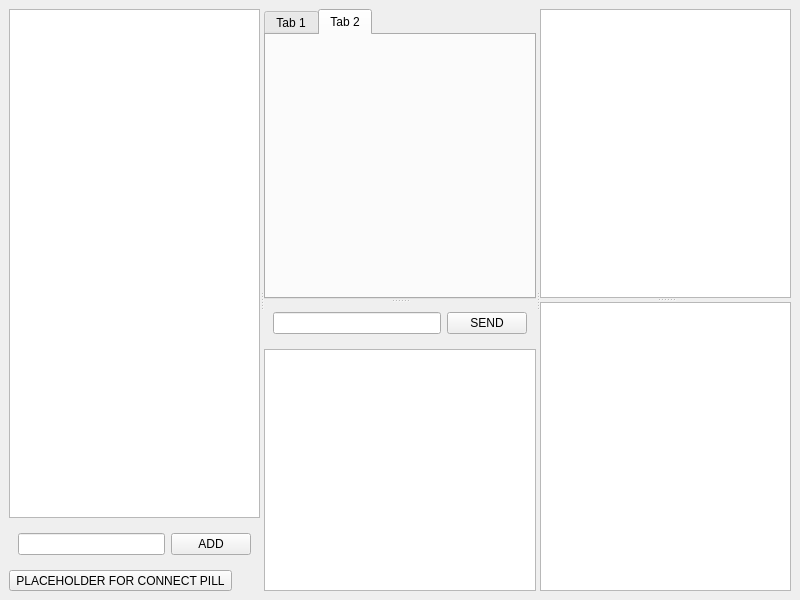
Before: the Qt Designer form cpp/c13/mainwindow.ui in p0lymeric/fe56_dscr, drawn with Qt 5.
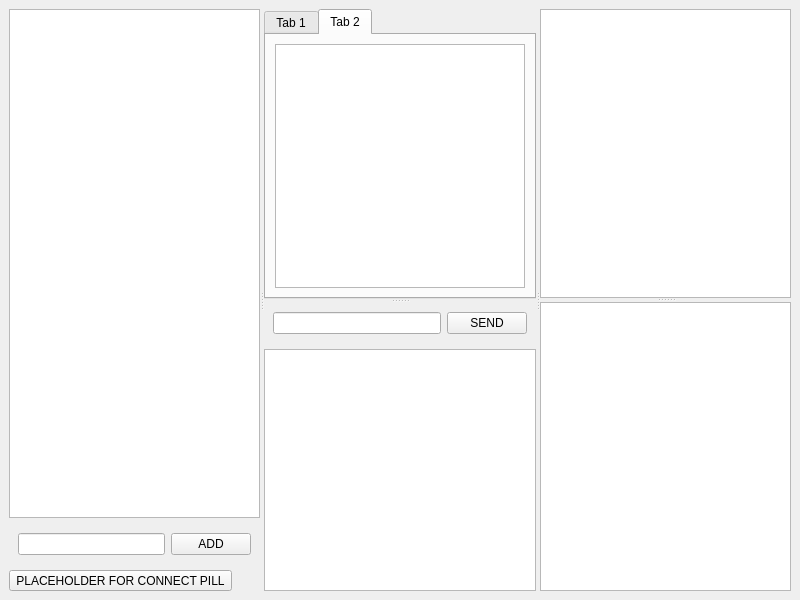
After: the same form once the commit is applied. The open tabs and pages were chosen to show the change.

Commit message: Add ChatModel, which allows |-65535 channels to be demuxed onto different chat displays.

Diff of the .ui file:
```diff
--- a/cpp/c13/mainwindow.ui
+++ b/cpp/c13/mainwindow.ui
@@ -75,6 +75,11 @@
             <attribute name="title">
              <string>Tab 2</string>
             </attribute>
+            <layout class="QVBoxLayout" name="verticalLayout_3">
+             <item>
+              <widget class="QTextBrowser" name="chatBrowser2"/>
+             </item>
+            </layout>
            </widget>
           </widget>
           <widget class="QWidget" name="widget_2" native="true">
```
The commit also changes 11 other files.
